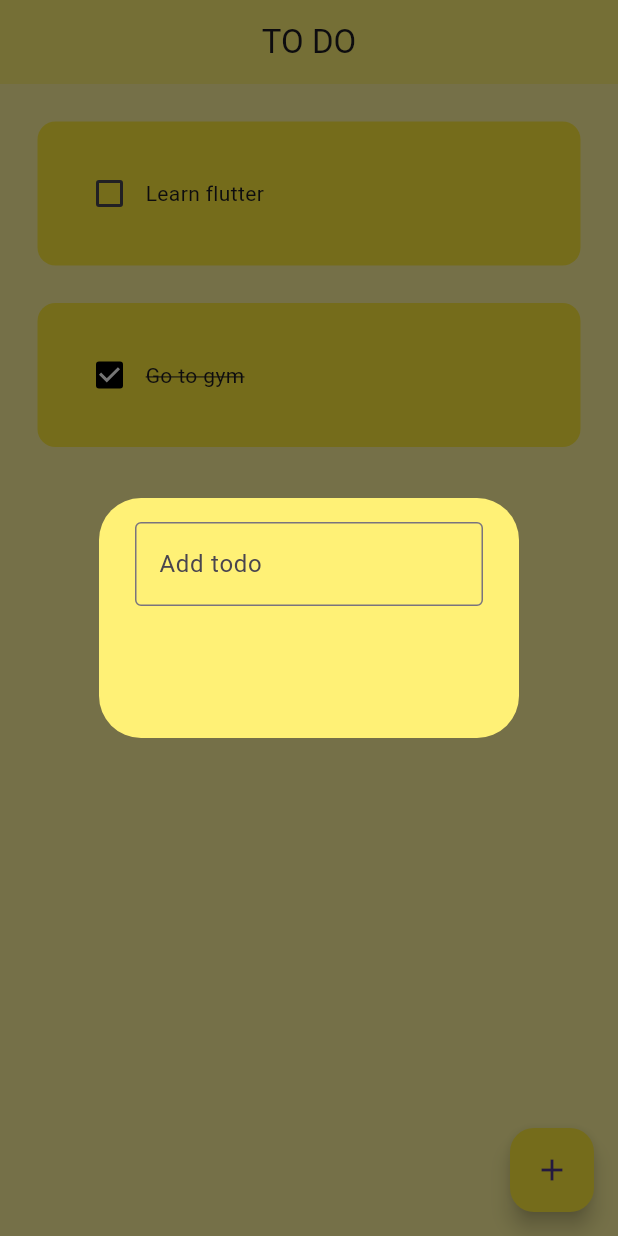
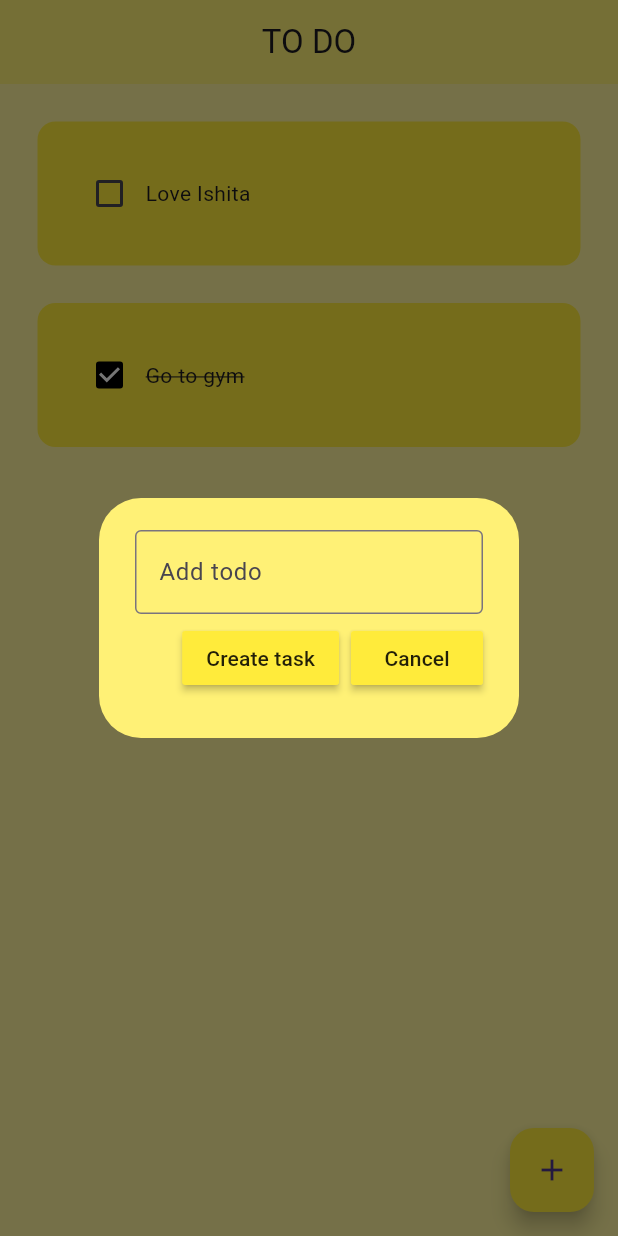
Before and after one commit to ArgonautAli/to-do-mobile, a Flutter app: the screen it shows after launch, after a tap on the "add" icon, on a phone screen of 412 x 824 dp. Run offline on Flutter 3.47's test engine with Material 3 defaults, Android fonts, the phone set to English and light mode, and no system bars; drawn by our look-alikes of flutter_slidable.

```diff
--- a/lib/main.dart
+++ b/lib/main.dart
@@ -1,7 +1,9 @@
 import 'package:flutter/material.dart';
 import 'package:to_do_app/pages/home_page.dart';
 
-void main() {
+void main() async {
+  // init HIVE
+
   runApp(const MyApp());
 }
 
--- a/lib/pages/home_page.dart
+++ b/lib/pages/home_page.dart
@@ -10,8 +10,10 @@ class HomePage extends StatefulWidget {
 }
 
 class _HomePageState extends State<HomePage> {
+  final _controller = TextEditingController();
+
   List todoList = [
-    ["Learn flutter", false],
+    ["Love Ishita", false],
     ["Go to gym", true]
   ];
 
@@ -21,12 +23,30 @@ class _HomePageState extends State<HomePage> {
     });
   }
 
+  void saveNewTask() {
+    setState(() {
+      todoList.add([_controller.text, false]);
+      Navigator.of(context).pop();
+      _controller.clear();
+    });
+  }
+
   void openDialogue(context) {
     showDialog(
         context: context,
         builder: (context) {
-          return CreateToDo();
+          return CreateToDo(
+            controller: _controller,
+            onSave: saveNewTask,
+            onCancel: () => Navigator.of(context).pop(),
+          );
         });
+  }
+
+  void deleteTodo(int index) {
+    setState(() {
+      todoList.removeAt(index);
+    });
   }
 
   @override
@@ -50,7 +70,8 @@ class _HomePageState extends State<HomePage> {
           return ToDoTile(
               taskName: todoList[index][0],
               taskStatus: todoList[index][1],
-              onChanged: (value) => checkboxChanged(value, index));
+              onChanged: (value) => checkboxChanged(value, index),
+              onDelete: (context) => deleteTodo(index));
         },
       ),
       backgroundColor: Colors.yellow[200],
--- a/lib/utils/button.dart
+++ b/lib/utils/button.dart
@@ -1,12 +1,17 @@
 import "package:flutter/material.dart";
 
 class MyButton extends StatelessWidget {
-  const MyButton({super.key});
+  final String text;
+  VoidCallback onPress;
+
+  MyButton({super.key, required this.text, required this.onPress});
 
   @override
   Widget build(BuildContext context) {
     return MaterialButton(
-      onPressed: () {},
+      onPressed: onPress,
+      child: Text(text),
+      color: Colors.yellow,
     );
   }
 }
--- a/lib/utils/create_todo.dart
+++ b/lib/utils/create_todo.dart
@@ -2,7 +2,15 @@ import "package:flutter/material.dart";
 import "package:to_do_app/utils/button.dart";
 
 class CreateToDo extends StatelessWidget {
-  const CreateToDo({super.key});
+  final controller;
+  VoidCallback onSave;
+  VoidCallback onCancel;
+
+  CreateToDo(
+      {super.key,
+      required this.controller,
+      required this.onSave,
+      required this.onCancel});
 
   @override
   Widget build(BuildContext context) {
@@ -10,13 +18,20 @@ class CreateToDo extends StatelessWidget {
       backgroundColor: Colors.yellow[300],
       content: Container(
         height: 120,
-        child: Column(children: [
+        child:
+            Column(mainAxisAlignment: MainAxisAlignment.spaceEvenly, children: [
           TextField(
+            controller: controller,
             decoration: InputDecoration(
                 border: OutlineInputBorder(), hintText: "Add todo"),
           ),
           Row(
-            children: [MyButton()],
+            mainAxisAlignment: MainAxisAlignment.end,
+            children: [
+              MyButton(text: "Create task", onPress: onSave),
+              const SizedBox(width: 8),
+              MyButton(text: "Cancel", onPress: onCancel)
+            ],
           )
         ]),
       ),
--- a/lib/utils/todo_tile.dart
+++ b/lib/utils/todo_tile.dart
@@ -1,21 +1,36 @@
 import "package:flutter/material.dart";
+import "package:flutter_slidable/flutter_slidable.dart";
 
 class ToDoTile extends StatelessWidget {
   final String taskName;
   final bool taskStatus;
 
   Function(bool?)? onChanged;
+  Function(BuildContext?)? onDelete;
 
   ToDoTile(
       {super.key,
       required this.taskName,
       required this.taskStatus,
-      required this.onChanged});
+      required this.onChanged,
+      required this.onDelete});
 
   @override
   Widget build(BuildContext context) {
     return Padding(
       padding: const EdgeInsets.only(left: 25.0, right: 25, top: 25),
+      child: Slidable(
+        endActionPane: ActionPane(
+          motion: StretchMotion(),
+          children: [
+            SlidableAction(
+              onPressed: onDelete,
+              icon: Icons.delete,
+              backgroundColor: Colors.red.shade300,
+              borderRadius: BorderRadius.circular(24),
+            ),
+          ],
+        ),
         child: Container(
           padding: EdgeInsets.all(24.0),
           decoration: BoxDecoration(
@@ -35,6 +50,7 @@ class ToDoTile extends StatelessWidget {
             ],
           ),
         ),
+      ),
     );
   }
 }
```
Also changed, not shown: pubspec.yaml (+6 -1 lines), pubspec.lock, 1 other file. Lines whose indentation alone changed are shown as unchanged.
